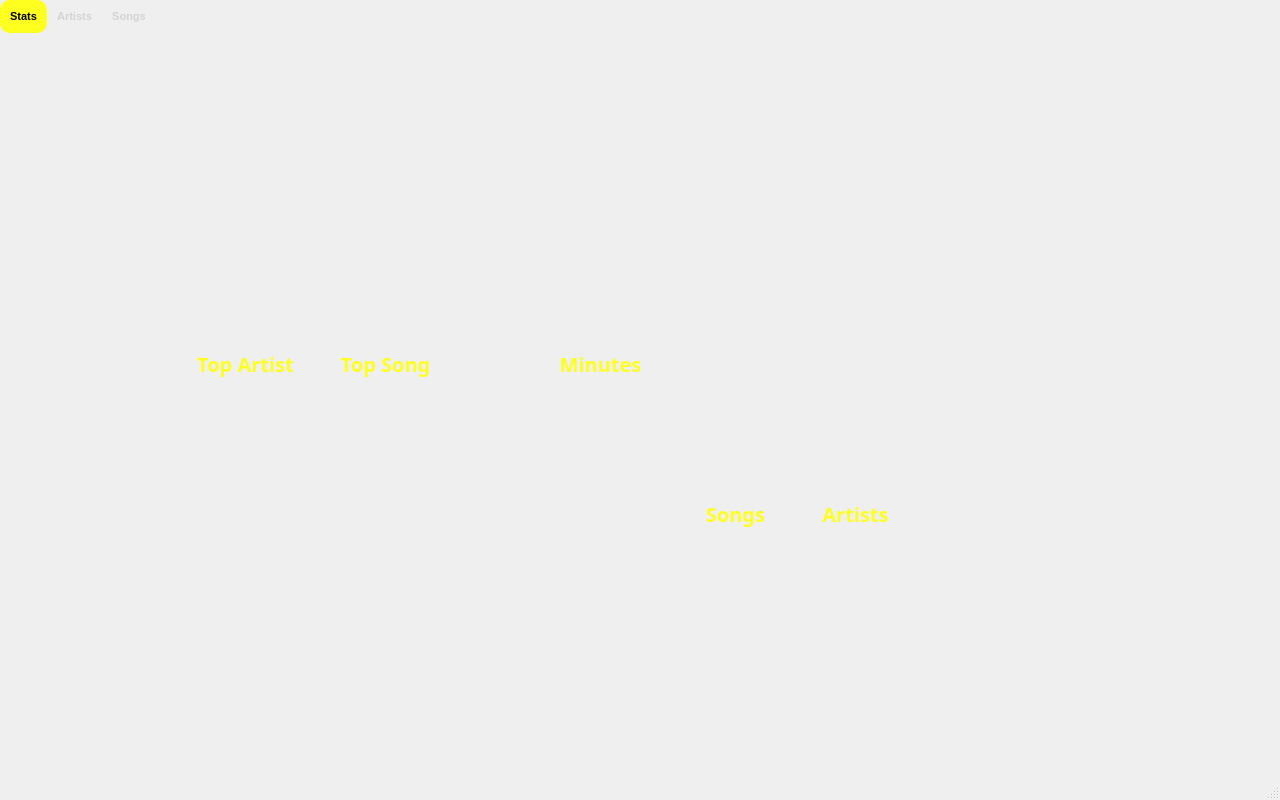
Qt form ui/main.ui (WilleGyr/Spotify_Wrapped_2026) before a commit.
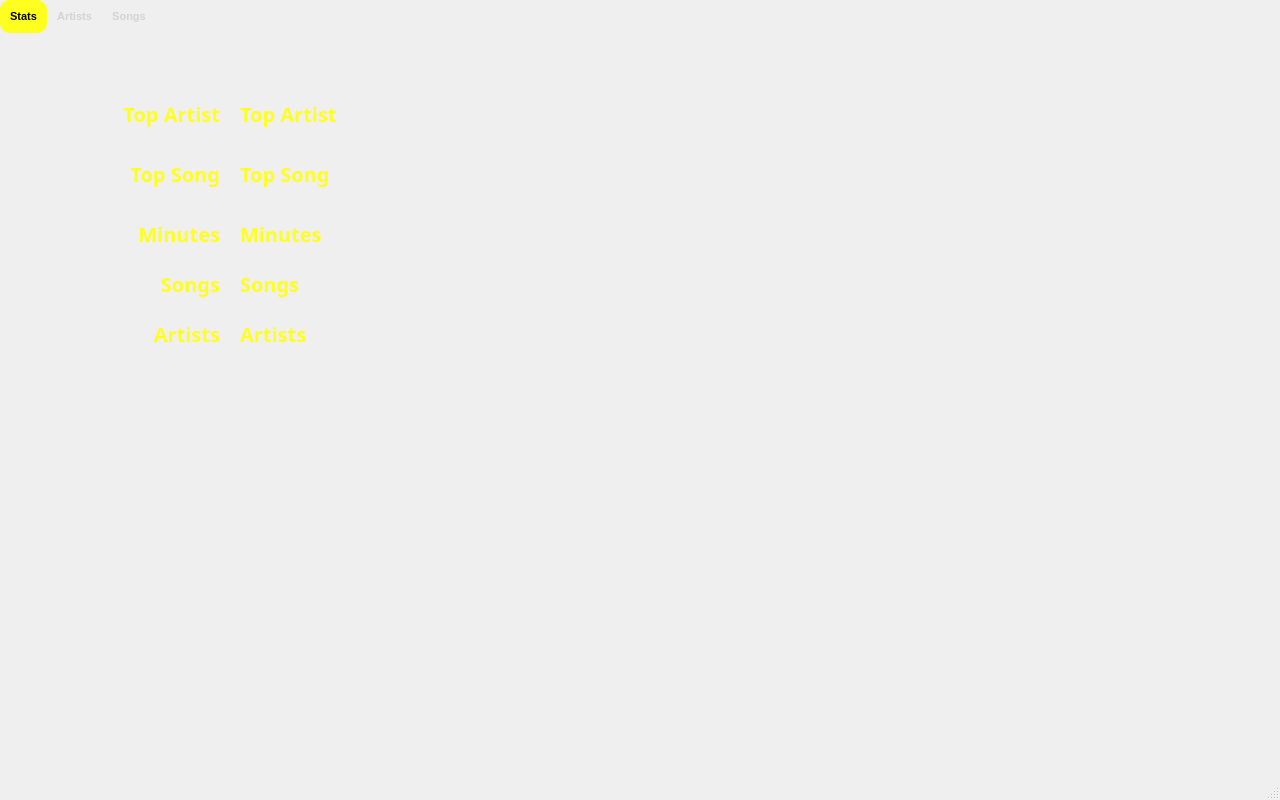
The same form after that commit.

Commit message: Added some label in stats tab

Patch:
```diff
--- a/ui/main.ui
+++ b/ui/main.ui
@@ -72,9 +72,9 @@
      <widget class="QLabel" name="TopArtistLabelStat">
       <property name="geometry">
        <rect>
-        <x>180</x>
-        <y>310</y>
-        <width>131</width>
+        <x>90</x>
+        <y>60</y>
+        <width>130</width>
         <height>41</height>
        </rect>
       </property>
@@ -94,15 +94,15 @@
        <string>Top Artist</string>
       </property>
       <property name="alignment">
-       <set>Qt::AlignCenter</set>
+       <set>Qt::AlignRight|Qt::AlignTrailing|Qt::AlignVCenter</set>
       </property>
      </widget>
      <widget class="QLabel" name="TopSongLabelStat">
       <property name="geometry">
        <rect>
-        <x>320</x>
-        <y>310</y>
-        <width>131</width>
+        <x>90</x>
+        <y>120</y>
+        <width>130</width>
         <height>41</height>
        </rect>
       </property>
@@ -122,15 +122,15 @@
        <string>Top Song</string>
       </property>
       <property name="alignment">
-       <set>Qt::AlignCenter</set>
+       <set>Qt::AlignRight|Qt::AlignTrailing|Qt::AlignVCenter</set>
       </property>
      </widget>
      <widget class="QLabel" name="TopSongLabelStat_2">
       <property name="geometry">
        <rect>
-        <x>500</x>
-        <y>310</y>
-        <width>201</width>
+        <x>90</x>
+        <y>180</y>
+        <width>130</width>
         <height>41</height>
        </rect>
       </property>
@@ -150,15 +150,15 @@
        <string>Minutes</string>
       </property>
       <property name="alignment">
-       <set>Qt::AlignCenter</set>
+       <set>Qt::AlignRight|Qt::AlignTrailing|Qt::AlignVCenter</set>
       </property>
      </widget>
      <widget class="QLabel" name="TopSongLabelStat_3">
       <property name="geometry">
        <rect>
-        <x>670</x>
-        <y>460</y>
-        <width>131</width>
+        <x>90</x>
+        <y>230</y>
+        <width>130</width>
         <height>41</height>
        </rect>
       </property>
@@ -178,15 +178,15 @@
        <string>Songs</string>
       </property>
       <property name="alignment">
-       <set>Qt::AlignCenter</set>
+       <set>Qt::AlignRight|Qt::AlignTrailing|Qt::AlignVCenter</set>
       </property>
      </widget>
      <widget class="QLabel" name="TopSongLabelStat_4">
       <property name="geometry">
        <rect>
-        <x>790</x>
-        <y>460</y>
-        <width>131</width>
+        <x>90</x>
+        <y>280</y>
+        <width>130</width>
         <height>41</height>
        </rect>
       </property>
@@ -206,7 +206,147 @@
        <string>Artists</string>
       </property>
       <property name="alignment">
-       <set>Qt::AlignCenter</set>
+       <set>Qt::AlignRight|Qt::AlignTrailing|Qt::AlignVCenter</set>
+      </property>
+     </widget>
+     <widget class="QLabel" name="ArtistsStat">
+      <property name="geometry">
+       <rect>
+        <x>240</x>
+        <y>280</y>
+        <width>130</width>
+        <height>41</height>
+       </rect>
+      </property>
+      <property name="font">
+       <font>
+        <family>Lucida Sans</family>
+        <pointsize>15</pointsize>
+        <weight>75</weight>
+        <bold>true</bold>
+       </font>
+      </property>
+      <property name="styleSheet">
+       <string notr="true">background-color: transparent;
+color: rgb(255, 255, 31);</string>
+      </property>
+      <property name="text">
+       <string>Artists</string>
+      </property>
+      <property name="alignment">
+       <set>Qt::AlignLeading|Qt::AlignLeft|Qt::AlignVCenter</set>
+      </property>
+     </widget>
+     <widget class="QLabel" name="TopSongStat">
+      <property name="geometry">
+       <rect>
+        <x>240</x>
+        <y>120</y>
+        <width>130</width>
+        <height>41</height>
+       </rect>
+      </property>
+      <property name="font">
+       <font>
+        <family>Lucida Sans</family>
+        <pointsize>15</pointsize>
+        <weight>75</weight>
+        <bold>true</bold>
+       </font>
+      </property>
+      <property name="styleSheet">
+       <string notr="true">background-color: transparent;
+color: rgb(255, 255, 31);</string>
+      </property>
+      <property name="text">
+       <string>Top Song</string>
+      </property>
+      <property name="alignment">
+       <set>Qt::AlignLeading|Qt::AlignLeft|Qt::AlignVCenter</set>
+      </property>
+     </widget>
+     <widget class="QLabel" name="TopArtistStat">
+      <property name="geometry">
+       <rect>
+        <x>240</x>
+        <y>60</y>
+        <width>130</width>
+        <height>41</height>
+       </rect>
+      </property>
+      <property name="font">
+       <font>
+        <family>Lucida Sans</family>
+        <pointsize>15</pointsize>
+        <weight>75</weight>
+        <bold>true</bold>
+       </font>
+      </property>
+      <property name="styleSheet">
+       <string notr="true">background-color: transparent;
+color: rgb(255, 255, 31);</string>
+      </property>
+      <property name="text">
+       <string>Top Artist</string>
+      </property>
+      <property name="alignment">
+       <set>Qt::AlignLeading|Qt::AlignLeft|Qt::AlignVCenter</set>
+      </property>
+     </widget>
+     <widget class="QLabel" name="MinutesStat">
+      <property name="geometry">
+       <rect>
+        <x>240</x>
+        <y>180</y>
+        <width>130</width>
+        <height>41</height>
+       </rect>
+      </property>
+      <property name="font">
+       <font>
+        <family>Lucida Sans</family>
+        <pointsize>15</pointsize>
+        <weight>75</weight>
+        <bold>true</bold>
+       </font>
+      </property>
+      <property name="styleSheet">
+       <string notr="true">background-color: transparent;
+color: rgb(255, 255, 31);</string>
+      </property>
+      <property name="text">
+       <string>Minutes</string>
+      </property>
+      <property name="alignment">
+       <set>Qt::AlignLeading|Qt::AlignLeft|Qt::AlignVCenter</set>
+      </property>
+     </widget>
+     <widget class="QLabel" name="SongsStat">
+      <property name="geometry">
+       <rect>
+        <x>240</x>
+        <y>230</y>
+        <width>130</width>
+        <height>41</height>
+       </rect>
+      </property>
+      <property name="font">
+       <font>
+        <family>Lucida Sans</family>
+        <pointsize>15</pointsize>
+        <weight>75</weight>
+        <bold>true</bold>
+       </font>
+      </property>
+      <property name="styleSheet">
+       <string notr="true">background-color: transparent;
+color: rgb(255, 255, 31);</string>
+      </property>
+      <property name="text">
+       <string>Songs</string>
+      </property>
+      <property name="alignment">
+       <set>Qt::AlignLeading|Qt::AlignLeft|Qt::AlignVCenter</set>
       </property>
      </widget>
     </widget>
```
Left out of the diff: 6 changed lines with no effect on the pictures.
